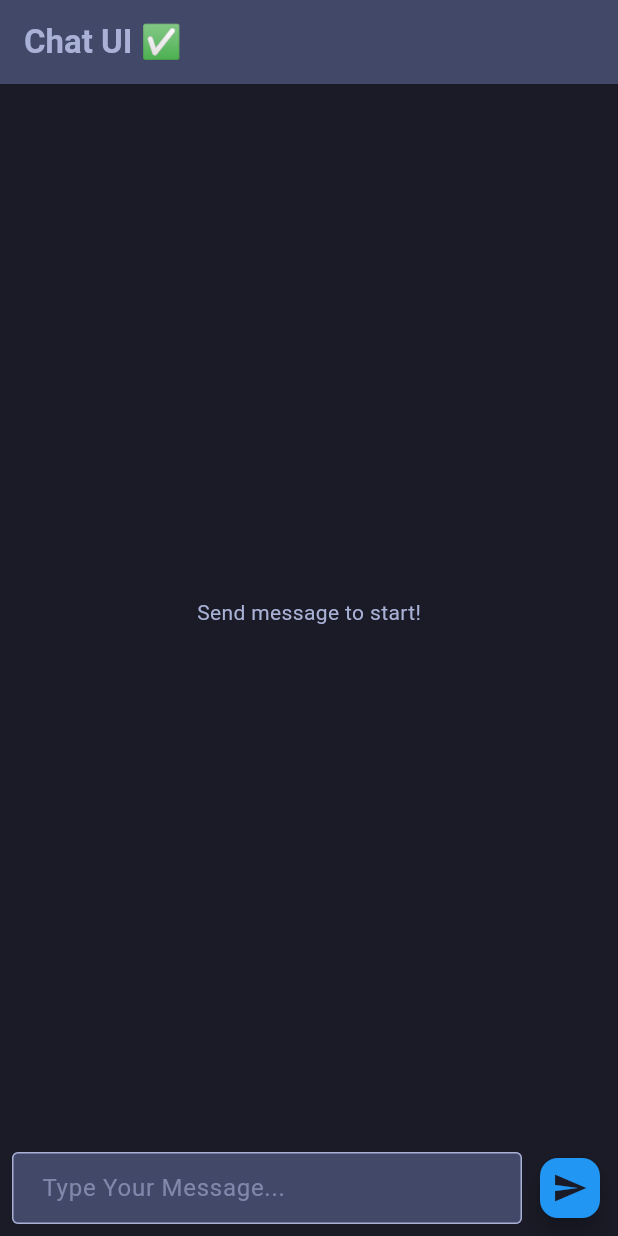
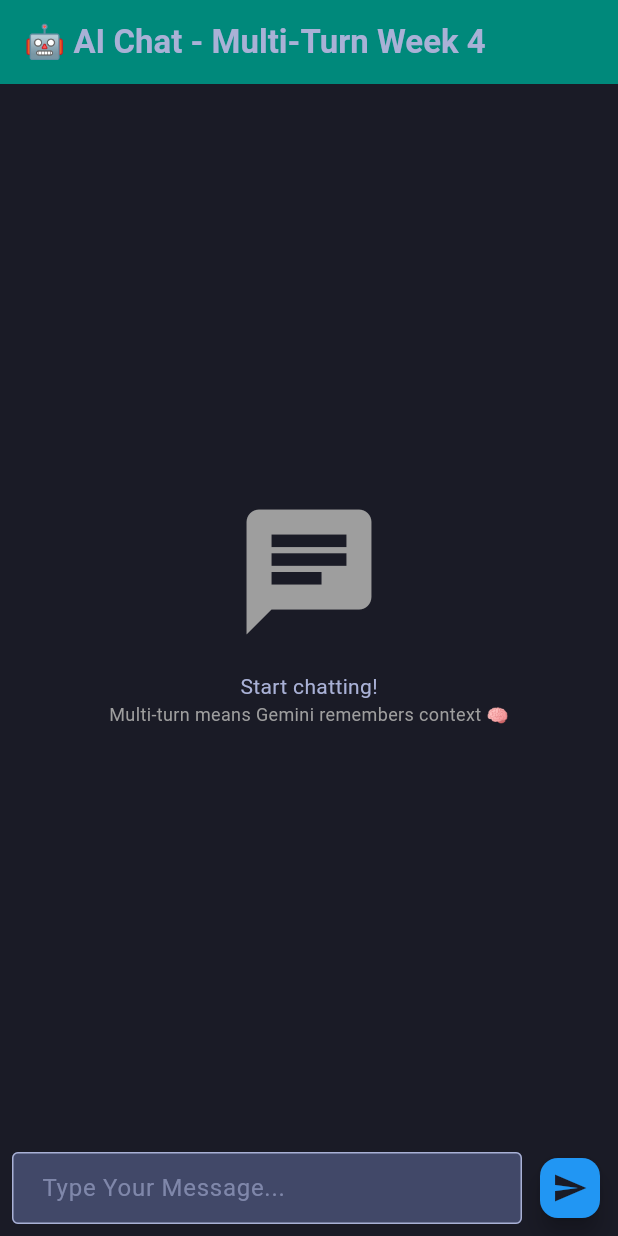
Before and after one commit to jerickrupertisip/AMC_chat_app_multi_turn, a Flutter app: the screen it shows after launch, on a phone screen of 412 x 824 dp. Run offline on Flutter 3.47's test engine with Material 3 defaults, Android fonts, the light colour scheme and no system bars; our stand-ins replace flutter_dotenv.

Commit message:
Week4 Flutter chat application multi turn

```diff
--- a/lib/models/chat_message.dart
+++ b/lib/models/chat_message.dart
@@ -1,11 +1,13 @@
 class ChatMessage {
   final String text;
-  final bool isUserMessage;
+  final String role; // ← NEW: "user" or "model"
   final DateTime timestamp;
 
   ChatMessage({
     required this.text,
-    required this.isUserMessage,
+    required this.role,
     required this.timestamp,
   });
+
+  bool get isUserMessage => role == "user";
 }
--- a/lib/screens/chat_screen.dart
+++ b/lib/screens/chat_screen.dart
@@ -1,27 +1,33 @@
 import 'package:flutter/material.dart';
-import 'package:chat_ui_lab/models/chat_message.dart';
-import 'package:chat_ui_lab/widgets/message_bubble.dart';
-import 'package:chat_ui_lab/widgets/input_bar.dart';
-
-import 'package:chat_ui_lab/services/gemini_service.dart';
+import '../models/chat_message.dart';
+import '../widgets/message_bubble.dart';
+import '../widgets/input_bar.dart';
+import '../services/gemini_service.dart'; // ← NEW
 
 class ChatScreen extends StatefulWidget {
   const ChatScreen({super.key});
 
   @override
-  _ChatScreenState createState() => _ChatScreenState();
+  State<ChatScreen> createState() => _ChatScreenState();
 }
 
 class _ChatScreenState extends State<ChatScreen> {
   final List<ChatMessage> messages = [];
   final ScrollController scrollController = ScrollController();
+  bool _isLoading = false;
 
-  void addMessage(String text, bool isUser) {
+  @override
+  void dispose() {
+    scrollController.dispose();
+    super.dispose();
+  }
+
+  void addMessage(String text, String role) {
     setState(() {
       messages.add(
         ChatMessage(
           text: text,
-          isUserMessage: isUser,
+          role: role, // "user" or "model"
           timestamp: DateTime.now(),
         ),
       );
@@ -31,64 +37,88 @@ class _ChatScreenState extends State<ChatScreen> {
 
   void scrollToBottom() {
     WidgetsBinding.instance.addPostFrameCallback((_) {
-      scrollController.animateTo(
-        scrollController.position.maxScrollExtent,
-        duration: Duration(milliseconds: 300),
-        curve: Curves.easeOut,
-      );
+      if (scrollController.hasClients) {
+        scrollController.animateTo(
+          scrollController.position.maxScrollExtent,
+          duration: const Duration(milliseconds: 300),
+          curve: Curves.easeOut,
+        );
+      }
     });
   }
 
+  // 🔥 MULTI-TURN HANDLER
   Future<void> handleSend(String text) async {
-    addMessage(text, true); // User message
+    // Add user message
+    addMessage(text, "user");
 
-    // 🔥 LOADING
-    addMessage('🤖 AI Thinking...', false);
+    setState(() => _isLoading = true);
 
     try {
-      // 🔥 REAL GEMINI CALL
-      final aiResponse = await GeminiService.sendMessage(text);
+      // 🔥 SEND ENTIRE HISTORY TO GEMINI
+      final aiResponse = await GeminiService.sendMultiTurnMessage(
+        messages, // ← Entire conversation!
+      );
 
-      // Remove loading message
-      setState(() {
-        messages.removeLast(); // Remove "AI Thinking..."
-      });
-
-      addMessage(aiResponse, false); // Real response
+      // Add AI response
+      addMessage(aiResponse, "model"); // ← role: "model"
     } catch (e) {
-      setState(() {
-        messages.removeLast(); // Remove loading
-      });
-      addMessage('❌ Error: $e', false);
+      addMessage('❌ Error: $e', "model");
+    } finally {
+      setState(() => _isLoading = false);
     }
-  }
-
-  @override
-  void dispose() {
-    scrollController.dispose();
-    super.dispose();
   }
 
   @override
   Widget build(BuildContext context) {
     return Scaffold(
-      appBar: AppBar(title: Text('Chat UI ✅')),
+      appBar: AppBar(
+        title: const Text('🤖 AI Chat - Multi-Turn Week 4'),
+        backgroundColor: Colors.teal[600],
+      ),
       body: Column(
         children: [
+          // Messages
           Expanded(
             child: messages.isEmpty
-                ? Center(child: Text('Send message to start!'))
+                ? const Center(
+                    child: Column(
+                      mainAxisSize: MainAxisSize.min,
+                      children: [
+                        Icon(Icons.chat, size: 100, color: Colors.grey),
+                        SizedBox(height: 16),
+                        Text('Start chatting!'),
+                        Text(
+                          'Multi-turn means Gemini remembers context 🧠',
+                          style: TextStyle(fontSize: 12, color: Colors.grey),
+                        ),
+                      ],
+                    ),
+                  )
                 : ListView.builder(
                     controller: scrollController,
-                    reverse: true,
                     itemCount: messages.length,
                     itemBuilder: (context, index) {
-                      return MessageBubble(
-                        message: messages[messages.length - 1 - index],
-                      );
+                      final msg = messages[index];
+                      return MessageBubble(message: msg);
                     },
                   ),
           ),
+
+          // Loading
+          if (_isLoading)
+            const Padding(
+              padding: EdgeInsets.all(16),
+              child: Row(
+                children: [
+                  CircularProgressIndicator(),
+                  SizedBox(width: 12),
+                  Text('🤖 Thinking with context...'),
+                ],
+              ),
+            ),
+
+          // Input
           InputBar(onSendMessage: handleSend),
         ],
       ),
--- a/lib/services/gemini_service.dart
+++ b/lib/services/gemini_service.dart
@@ -1,27 +1,64 @@
 import 'dart:convert';
+import 'package:flutter_dotenv/flutter_dotenv.dart';
 import 'package:http/http.dart' as http;
-import "package:flutter_dotenv/flutter_dotenv.dart";
+import '../models/chat_message.dart';
 
 class GeminiService {
   static final String apiKey =
       dotenv.env["API_KEY"] ??
       "<API_KEY>"; // ← Replace with your actual API key!
   static const String apiUrl =
-      'https://generativelanguage.googleapis.com/v1beta/models/gemini-2.0-flash-exp:generateContent';
+      'https://generativelanguage.googleapis.com/v1beta/models/gemini-2.5-flash-lite:generateContent';
 
-  static Future<String> sendMessage(String message) async {
+  // 🔥 SYSTEM PROMPT - FLUTTER ONLY
+  static const String systemPrompt =
+      '''You are a Flutter development expert assistant.
+You ONLY answer questions about Flutter, Dart, and mobile app development.
+
+RULES:
+1. Answer questions about Flutter, Dart, Widgets, and UI development
+2. Answer questions about state management (Provider, Riverpod, GetX)
+3. Answer questions about API integration and REST calls
+4. Answer questions about Firebase with Flutter
+5. If someone asks about Python, JavaScript, Web Dev, or other topics -> RESPOND: "I'm specialized in Flutter development. Please ask me about Flutter, Dart, or mobile app development."
+6. Be concise (2-3 sentences max)
+7. Use emojis for clarity
+
+SCOPE: Flutter, Dart, Mobile Apps ONLY''';
+
+  static List<Map<String, dynamic>> _formatMessages(
+    List<ChatMessage> messages,
+  ) {
+    return messages.map((msg) {
+      return {
+        'role': msg.role,
+        'parts': [
+          {'text': msg.text},
+        ],
+      };
+    }).toList();
+  }
+
+  static Future<String> sendMultiTurnMessage(
+    List<ChatMessage> conversationHistory,
+  ) async {
     try {
       final response = await http.post(
         Uri.parse('$apiUrl?key=$apiKey'),
         headers: {'Content-Type': 'application/json'},
         body: jsonEncode({
-          'contents': [
-            {
-              'parts': [
-                {'text': message},
-              ],
-            },
-          ],
+          'contents': _formatMessages(conversationHistory),
+          'system_instruction': {
+            'parts': [
+              {'text': systemPrompt},
+            ],
+          },
+          'generationConfig': {
+            'temperature': 0.7,
+            'topK': 1,
+            'topP': 1,
+            'maxOutputTokens': 2250,
+          },
         }),
       );
 
@@ -29,7 +66,9 @@ class GeminiService {
         final data = jsonDecode(response.body);
         return data['candidates'][0]['content']['parts'][0]['text'];
       } else {
-        return 'Error: ${response.statusCode} - ${response.body}';
+        final errorData = jsonDecode(response.body);
+        final errorMessage = errorData['error']['message'] ?? 'Unknown error';
+        return 'Error: ${response.statusCode} - $errorMessage';
       }
     } catch (e) {
       return 'Network Error: $e';
--- a/lib/widgets/message_bubble.dart
+++ b/lib/widgets/message_bubble.dart
@@ -16,13 +16,10 @@ class MessageBubble extends StatelessWidget {
         margin: EdgeInsets.symmetric(vertical: 4, horizontal: 8),
         padding: EdgeInsets.all(12),
         decoration: BoxDecoration(
-          color: message.isUserMessage ? Colors.blue[100] : Colors.grey[200],
+          color: message.isUserMessage ? Colors.blue[300] : Colors.grey[100],
           borderRadius: BorderRadius.circular(18),
         ),
-        child: Text(
-          message.text,
-          style: TextStyle(fontSize: 24),
-        )
+        child: Text(message.text, style: TextStyle(fontSize: 24)),
       ),
     );
   }
```
Also changed, not shown: 1 other file.
